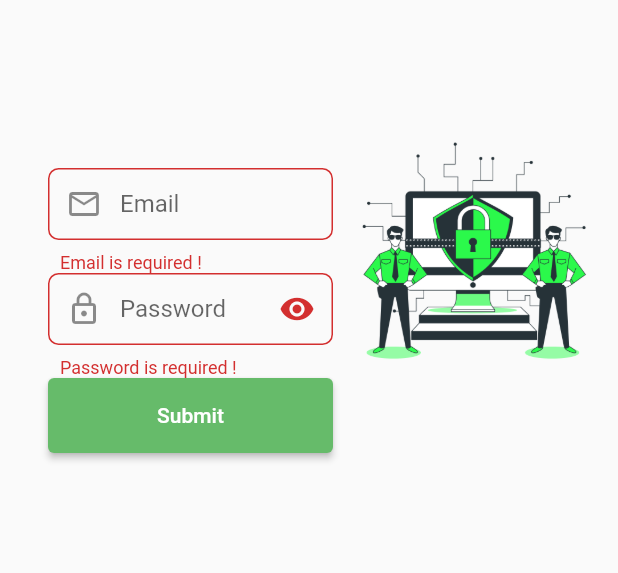
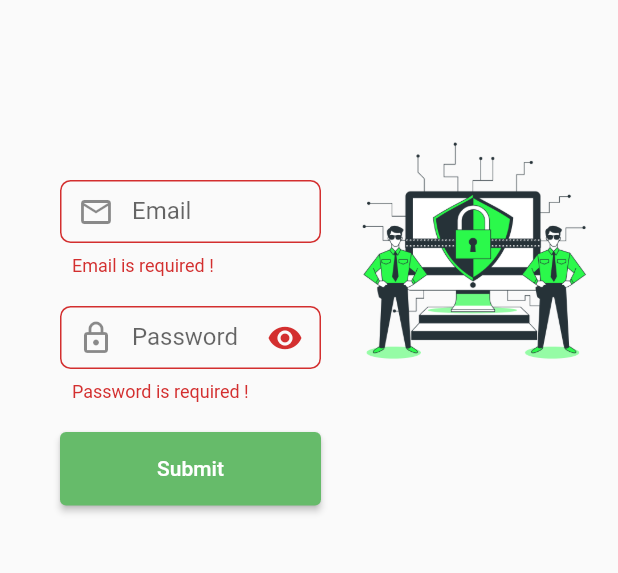
Before and after one commit to werhani-houssemeddine/borne-sanitaire-administration, a Flutter app: the screen it shows after launch, after a tap on "Submit", on a phone screen of 412 x 824 dp, the part 366-939 px from its top. Run offline on Flutter 3.47's test engine with Material 2 defaults, Android fonts, the phone set to English and light mode, and no system bars.

Commit message:
Change sizeBox to container

```diff
--- a/lib/widgets/authentication/Login/widgets/button.widget.dart
+++ b/lib/widgets/authentication/Login/widgets/button.widget.dart
@@ -6,8 +6,10 @@ Widget makeSubmitButtonWidget(
     TextEditingController emailController,
     TextEditingController passwordController,
     void Function() gotToVerificationCode) {
-  return SizedBox(
+  return Container(
     width: 400,
+    height: 65,
+    padding: const EdgeInsets.all(8.0),
     child: ElevatedButton(
       //! In future Version we will separate onPressed function
       onPressed: () async {
--- a/lib/widgets/authentication/Login/widgets/input.widget.dart
+++ b/lib/widgets/authentication/Login/widgets/input.widget.dart
@@ -7,8 +7,11 @@ enum Validators { EMAIL_VALIDATOR, PASSWORD_VALIDATOR }
 Widget makeInputWidget(InputDecoration decoration,
     TextEditingController controller, Validators validator,
     {bool secureText = false}) {
-  return SizedBox(
+  return Container(
     width: 400,
+    height: 80,
+    padding: const EdgeInsets.all(8.0),
+    margin: const EdgeInsets.only(bottom: 4.0),
     child: TextFormField(
         decoration: decoration,
         controller: controller,
```
